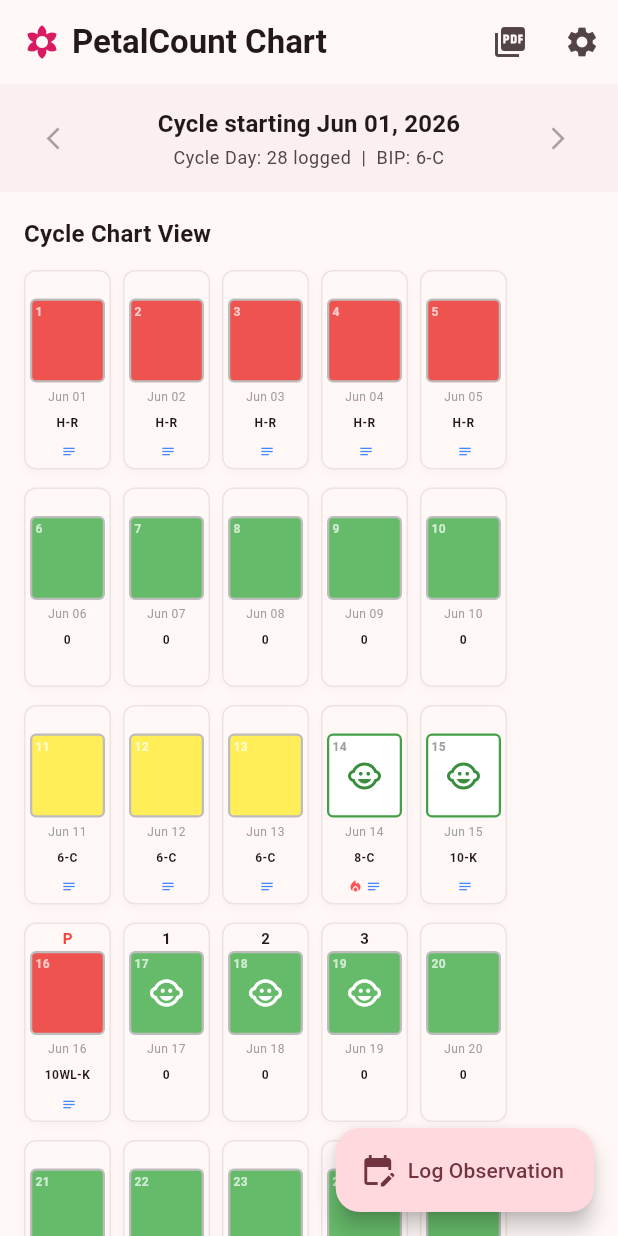
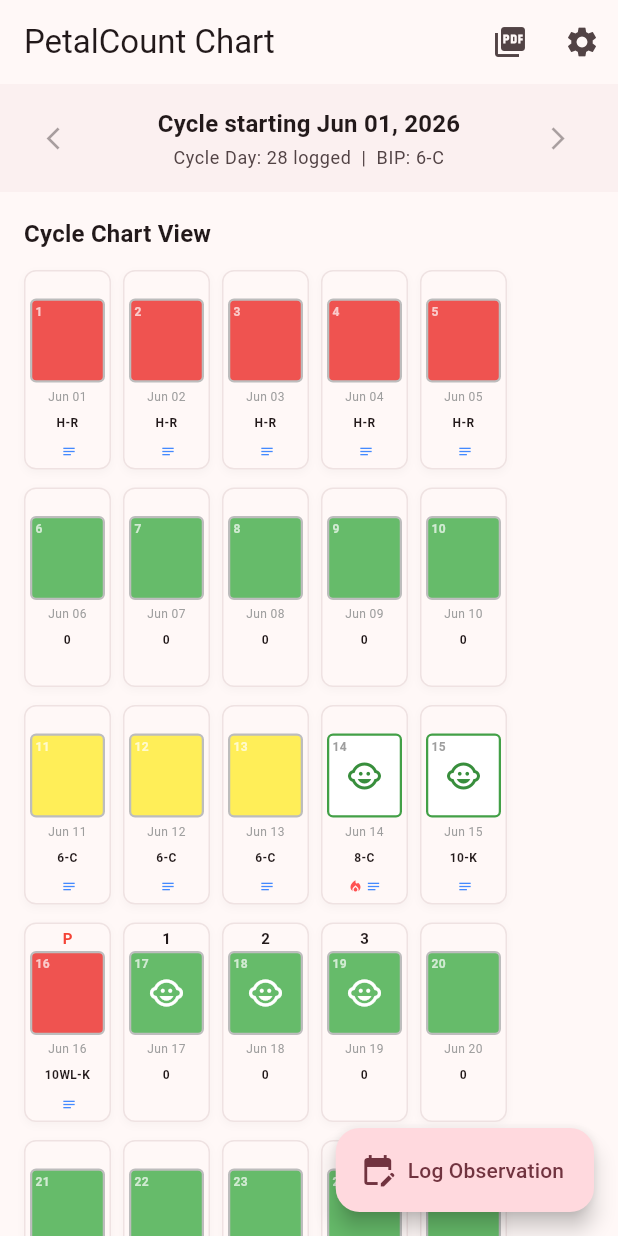
Before and after one commit to mweastwood/PetalCount, a Flutter app: the screen it shows after launch, on a phone screen of 412 x 824 dp. Run offline on Flutter 3.47's test engine with Material 3 defaults, Android fonts, the phone set to English and light mode, and no system bars; our stand-ins replace cloud_firestore, firebase_auth, firebase_core, google_sign_in, pdf, share_plus; missing offline and left inert: dart:html; accounts and stored records are empty.

Commit message:
style: remove icon and bold text styling from main app bar

```diff
--- a/app/lib/main.dart
+++ b/app/lib/main.dart
@@ -380,7 +380,6 @@ class _DashboardScreenState extends State<DashboardScreen> {
 
   @override
   Widget build(BuildContext context) {
-    final theme = Theme.of(context);
     return StreamBuilder<List<Cycle>>(
       stream: _cyclesStream,
       builder: (context, snapshot) {
@@ -394,16 +393,7 @@ class _DashboardScreenState extends State<DashboardScreen> {
 
         return Scaffold(
           appBar: AppBar(
-            title: Row(
-              children: [
-                Icon(Icons.filter_vintage, color: theme.colorScheme.primary),
-                const SizedBox(width: 8),
-                const Text(
-                  'PetalCount Chart',
-                  style: TextStyle(fontWeight: FontWeight.bold),
-                ),
-              ],
-            ),
+            title: const Text('PetalCount Chart'),
             actions: [
               if (cycles.isNotEmpty)
                 IconButton(
```
Also changed, not shown: 1 other file.
